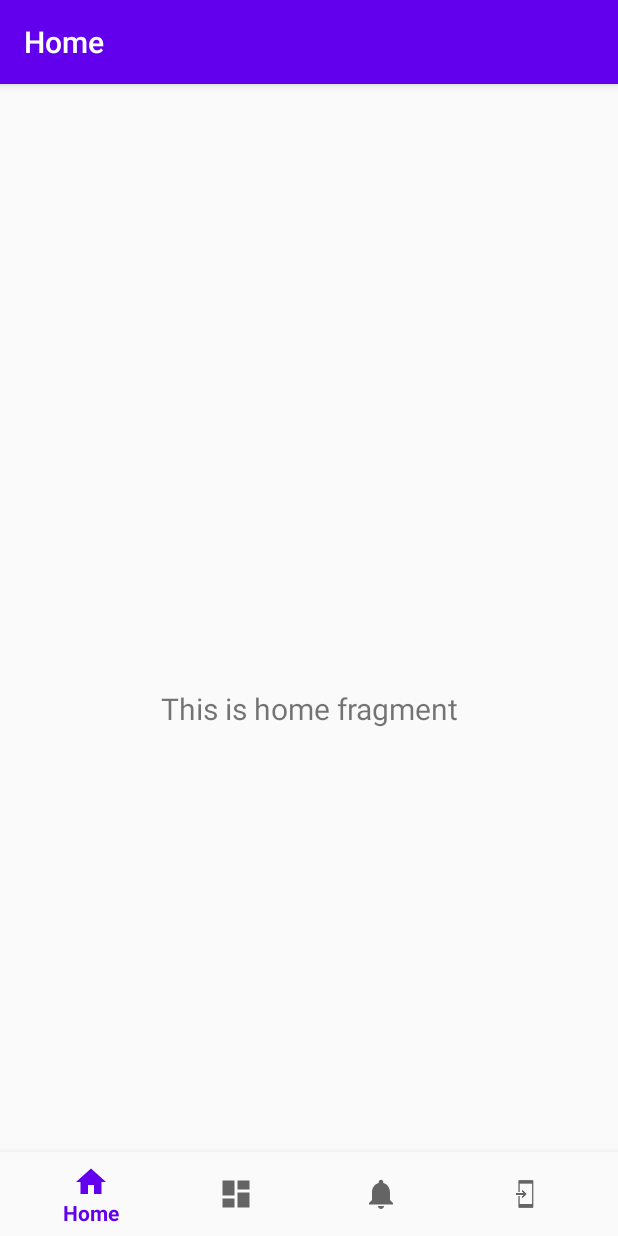
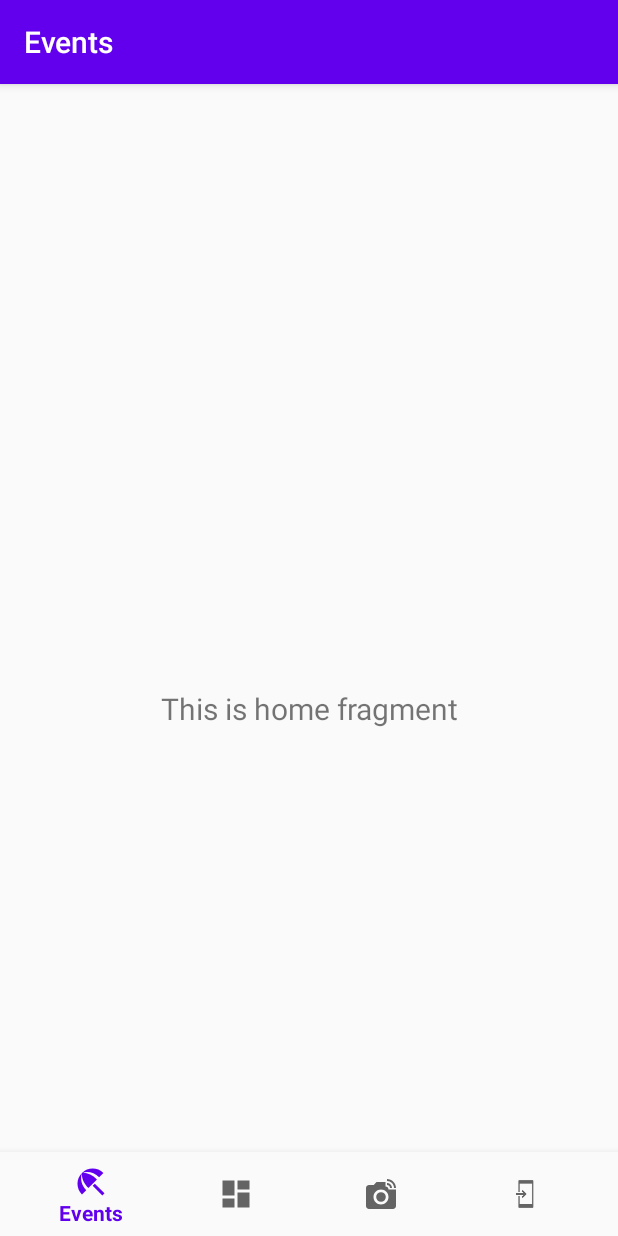
Before and after one commit to picme-gallery/picme-gallery, an Android app: the MainActivity screen opened directly, with no data from a screen before it, on a phone screen of 412 x 824 dp. Run offline under Robolectric (Android 15) with nearby library versions, the phone set to English and light mode, and no system bars; our stand-ins replace RxJava, navigation-ui; 1 statement that could not run was skipped.

Commit message:
Fixed the icons and renamed the string resources

```diff
--- a/app/src/main/java/edu/cnm/deepdive/picmegallery/MainActivity.java
+++ b/app/src/main/java/edu/cnm/deepdive/picmegallery/MainActivity.java
@@ -23,7 +23,7 @@ public class MainActivity extends AppCompatActivity {
     // Passing each menu ID as a set of Ids because each
     // menu should be considered as top level destinations.
     AppBarConfiguration appBarConfiguration = new AppBarConfiguration.Builder(
-        R.id.navigation_home, R.id.navigation_dashboard, R.id.navigation_notifications)
+        R.id.navigation_events, R.id.navigation_gallery, R.id.navigation_camera)
         .build();
     NavController navController = Navigation.findNavController(this, R.id.nav_host_fragment);
     NavigationUI.setupActionBarWithNavController(this, navController, appBarConfiguration);
--- /dev/null
+++ b/app/src/main/res/drawable-v24/ic_baseline_beach_access_24.xml
@@ -0,0 +1,10 @@
+<vector xmlns:android="http://schemas.android.com/apk/res/android"
+    android:width="24dp"
+    android:height="24dp"
+    android:viewportWidth="24"
+    android:viewportHeight="24"
+    android:tint="?attr/colorControlNormal">
+  <path
+      android:fillColor="@android:color/white"
+      android:pathData="M13.127,14.56l1.43,-1.43 6.44,6.443L19.57,21zM17.42,8.83l2.86,-2.86c-3.95,-3.95 -10.35,-3.96 -14.3,-0.02 3.93,-1.3 8.31,-0.25 11.44,2.88zM5.95,5.98c-3.94,3.95 -3.93,10.35 0.02,14.3l2.86,-2.86C5.7,14.29 4.65,9.91 5.95,5.98zM5.97,5.96l-0.01,0.01c-0.38,3.01 1.17,6.88 4.3,10.02l5.73,-5.73c-3.13,-3.13 -7.01,-4.68 -10.02,-4.3z"/>
+</vector>
--- /dev/null
+++ b/app/src/main/res/drawable-v24/ic_baseline_linked_camera_24.xml
@@ -0,0 +1,16 @@
+<vector xmlns:android="http://schemas.android.com/apk/res/android"
+    android:width="24dp"
+    android:height="24dp"
+    android:viewportWidth="24"
+    android:viewportHeight="24"
+    android:tint="?attr/colorControlNormal">
+  <path
+      android:fillColor="@android:color/white"
+      android:pathData="M12,14m-3.2,0a3.2,3.2 0,1 1,6.4 0a3.2,3.2 0,1 1,-6.4 0"/>
+  <path
+      android:fillColor="@android:color/white"
+      android:pathData="M16,3.33c2.58,0 4.67,2.09 4.67,4.67H22c0,-3.31 -2.69,-6 -6,-6v1.33M16,6c1.11,0 2,0.89 2,2h1.33c0,-1.84 -1.49,-3.33 -3.33,-3.33V6"/>
+  <path
+      android:fillColor="@android:color/white"
+      android:pathData="M17,9c0,-1.11 -0.89,-2 -2,-2L15,4L9,4L7.17,6L4,6c-1.1,0 -2,0.9 -2,2v12c0,1.1 0.9,2 2,2h16c1.1,0 2,-0.9 2,-2L22,9h-5zM12,19c-2.76,0 -5,-2.24 -5,-5s2.24,-5 5,-5 5,2.24 5,5 -2.24,5 -5,5z"/>
+</vector>
--- a/app/src/main/res/menu/bottom_nav_menu.xml
+++ b/app/src/main/res/menu/bottom_nav_menu.xml
@@ -2,19 +2,19 @@
 <menu xmlns:android="http://schemas.android.com/apk/res/android">
 
   <item
-    android:id="@+id/navigation_home"
-    android:icon="@drawable/ic_home_black_24dp"
-    android:title="@string/title_home"/>
+    android:id="@+id/navigation_events"
+    android:icon="@drawable/ic_baseline_beach_access_24"
+    android:title="@string/title_events"/>
 
   <item
-    android:id="@+id/navigation_dashboard"
+    android:id="@+id/navigation_gallery"
     android:icon="@drawable/ic_dashboard_black_24dp"
-    android:title="@string/title_dashboard"/>
+    android:title="@string/title_gallery"/>
 
   <item
-    android:id="@+id/navigation_notifications"
-    android:icon="@drawable/ic_notifications_black_24dp"
-    android:title="@string/title_notifications"/>
+    android:id="@+id/navigation_camera"
+    android:icon="@drawable/ic_baseline_linked_camera_24"
+    android:title="@string/title_camera"/>
 
   <item
     android:id="@+id/photos_collection"
--- a/app/src/main/res/navigation/mobile_navigation.xml
+++ b/app/src/main/res/navigation/mobile_navigation.xml
@@ -3,23 +3,23 @@
   xmlns:app="http://schemas.android.com/apk/res-auto"
   xmlns:tools="http://schemas.android.com/tools"
   android:id="@+id/mobile_navigation"
-  app:startDestination="@+id/navigation_home">
+  app:startDestination="@+id/navigation_events">
 
   <fragment
-    android:id="@+id/navigation_home"
-    android:label="@string/title_home"
+    android:id="@+id/navigation_events"
+    android:label="@string/title_events"
     android:name="edu.cnm.deepdive.picmegallery.ui.home.HomeFragment"
     tools:layout="@layout/fragment_home"/>
 
   <fragment
-    android:id="@+id/navigation_dashboard"
-    android:label="@string/title_dashboard"
+    android:id="@+id/navigation_gallery"
+    android:label="@string/title_gallery"
     android:name="edu.cnm.deepdive.picmegallery.ui.dashboard.DashboardFragment"
     tools:layout="@layout/fragment_dashboard"/>
 
   <fragment
-    android:id="@+id/navigation_notifications"
-    android:label="@string/title_notifications"
+    android:id="@+id/navigation_camera"
+    android:label="@string/title_camera"
     android:name="edu.cnm.deepdive.picmegallery.ui.notifications.NotificationsFragment"
     tools:layout="@layout/fragment_notifications"/>
 
--- a/app/src/main/res/values/strings.xml
+++ b/app/src/main/res/values/strings.xml
@@ -1,8 +1,8 @@
 <resources>
   <string name="app_name">PicMe Gallery</string>
-  <string name="title_home">Home</string>
-  <string name="title_dashboard">Dashboard</string>
-  <string name="title_notifications">Notifications</string>
+  <string name="title_events">Events</string>
+  <string name="title_gallery">Gallery</string>
+  <string name="title_camera">Camera</string>
   <string name="login_failure_message">Unable to sign in with provided credentials</string>
   <string name="event_photos">Event Photos</string>
 </resources>
```
